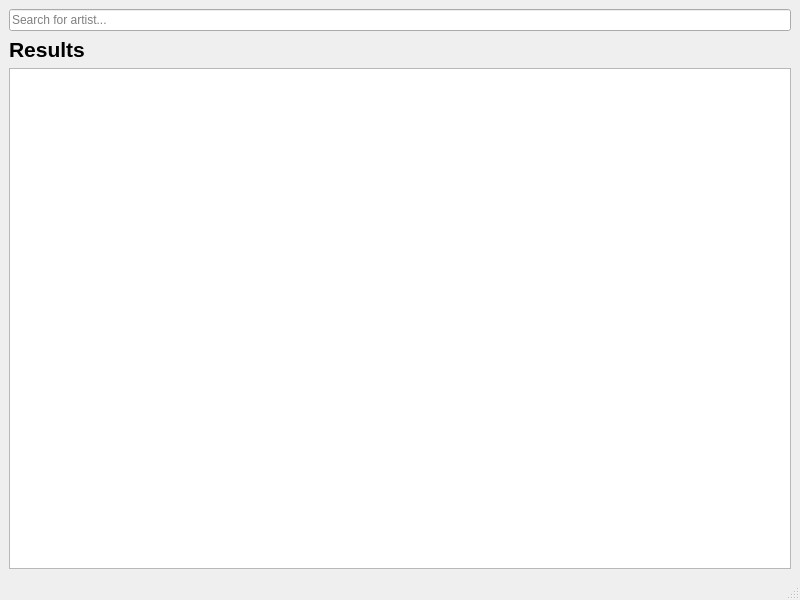
Qt form ui/mainwindow.ui (Docheinstein/music-dragon) before a commit.
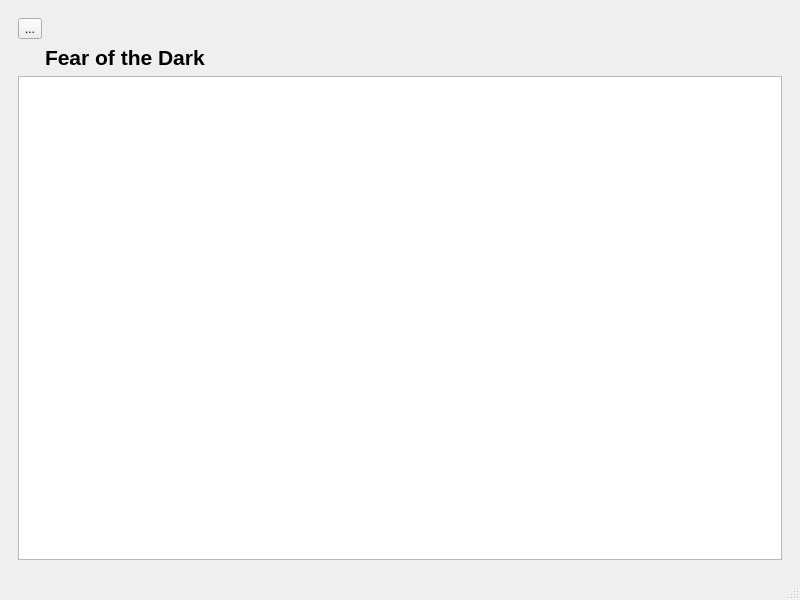
The same form after that commit. The open tabs and pages were chosen to show the change. Icons and pictures are not drawn.

Commit message: Implement QListView with custom delegate; implement QStackedWidget for transition between main window contents

The edit to the form file:
```diff
--- a/ui/mainwindow.ui
+++ b/ui/mainwindow.ui
@@ -14,6 +14,13 @@
    <string>MainWindow</string>
   </property>
   <widget class="QWidget" name="centralwidget">
+   <layout class="QHBoxLayout" name="horizontalLayout_3">
+    <item>
+     <widget class="QStackedWidget" name="stack">
+      <property name="currentIndex">
+       <number>0</number>
+      </property>
+      <widget class="QWidget" name="searchWidget">
    <layout class="QVBoxLayout" name="verticalLayout">
     <item>
      <widget class="QLineEdit" name="searchBar">
@@ -23,8 +30,6 @@
      </widget>
     </item>
     <item>
-     <layout class="QVBoxLayout" name="artistsContainer">
-      <item>
        <widget class="QLabel" name="label">
         <property name="font">
          <font>
@@ -39,7 +44,7 @@
        </widget>
       </item>
       <item>
-       <widget class="QListWidget" name="listWidget">
+         <widget class="QListView" name="searchResults">
         <property name="iconSize">
          <size>
           <width>80</width>
@@ -49,6 +54,91 @@
        </widget>
       </item>
      </layout>
+      </widget>
+      <widget class="QWidget" name="albumWidget">
+       <layout class="QVBoxLayout" name="verticalLayout_2">
+        <item>
+         <widget class="QToolButton" name="albumBackButton">
+          <property name="text">
+           <string>...</string>
+          </property>
+          <property name="icon">
+           <iconset>
+            <normaloff>../res/back.png</normaloff>../res/back.png</iconset>
+          </property>
+          <property name="iconSize">
+           <size>
+            <width>24</width>
+            <height>24</height>
+           </size>
+          </property>
+         </widget>
+        </item>
+        <item>
+         <layout class="QHBoxLayout" name="horizontalLayout">
+          <property name="spacing">
+           <number>20</number>
+          </property>
+          <item>
+           <widget class="QLabel" name="albumIcon">
+            <property name="sizePolicy">
+             <sizepolicy hsizetype="Fixed" vsizetype="Fixed">
+              <horstretch>0</horstretch>
+              <verstretch>0</verstretch>
+             </sizepolicy>
+            </property>
+            <property name="maximumSize">
+             <size>
+              <width>160</width>
+              <height>160</height>
+             </size>
+            </property>
+            <property name="text">
+             <string/>
+            </property>
+            <property name="pixmap">
+             <pixmap>../res/questionmark.png</pixmap>
+            </property>
+            <property name="scaledContents">
+             <bool>true</bool>
+            </property>
+           </widget>
+          </item>
+          <item>
+           <widget class="QLabel" name="albumTitle">
+            <property name="font">
+             <font>
+              <pointsize>16</pointsize>
+              <weight>75</weight>
+              <bold>true</bold>
+             </font>
+            </property>
+            <property name="text">
+             <string>Fear of the Dark</string>
+            </property>
+           </widget>
+          </item>
+          <item>
+           <spacer name="horizontalSpacer">
+            <property name="orientation">
+             <enum>Qt::Horizontal</enum>
+            </property>
+            <property name="sizeHint" stdset="0">
+             <size>
+              <width>40</width>
+              <height>20</height>
+             </size>
+            </property>
+           </spacer>
+          </item>
+         </layout>
+        </item>
+        <item>
+         <widget class="QListView" name="albumSongs"/>
+        </item>
+       </layout>
+      </widget>
+     </widget>
     </item>
    </layout>
   </widget>
```
Lines whose indentation alone changed are shown as unchanged. The commit also changes 7 other files.
